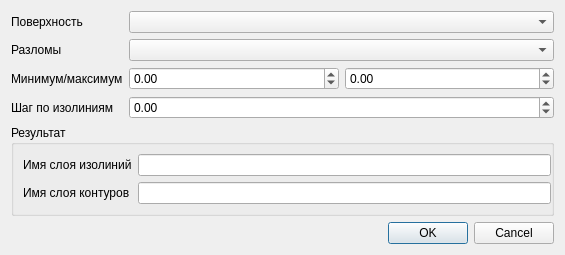
Old version of the form qgis_pds_isolines_base.ui in the repository vvkond/QGIS.
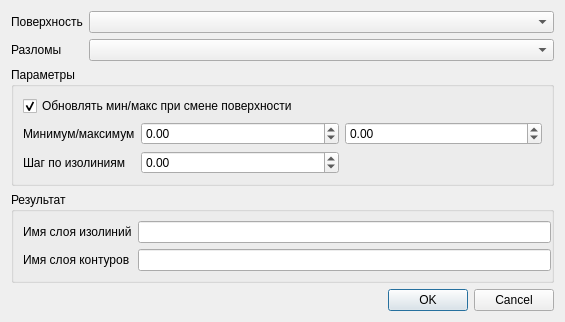
New version of the form.

Patch:
```diff
--- a/qgis_pds_isolines_base.ui
+++ b/qgis_pds_isolines_base.ui
@@ -7,14 +7,49 @@
     <x>0</x>
     <y>0</y>
     <width>565</width>
-    <height>238</height>
+    <height>288</height>
    </rect>
   </property>
   <property name="windowTitle">
    <string>Создать изолинии</string>
   </property>
   <layout class="QGridLayout" name="gridLayout" columnstretch="0,1,1">
-   <item row="6" column="1">
+   <item row="5" column="0" colspan="3">
+    <widget class="QGroupBox" name="groupBox">
+     <property name="title">
+      <string>Результат</string>
+     </property>
+     <property name="flat">
+      <bool>true</bool>
+     </property>
+     <layout class="QGridLayout" name="gridLayout_2">
+      <property name="rightMargin">
+       <number>0</number>
+      </property>
+      <item row="0" column="1">
+       <widget class="QLineEdit" name="mIsolinesLineEdit"/>
+      </item>
+      <item row="1" column="1">
+       <widget class="QLineEdit" name="mContoursLineEdit"/>
+      </item>
+      <item row="0" column="0">
+       <widget class="QLabel" name="label_4">
+        <property name="text">
+         <string>Имя слоя изолиний</string>
+        </property>
+       </widget>
+      </item>
+      <item row="1" column="0">
+       <widget class="QLabel" name="label_5">
+        <property name="text">
+         <string>Имя слоя контуров</string>
+        </property>
+       </widget>
+      </item>
+     </layout>
+    </widget>
+   </item>
+   <item row="7" column="1">
     <spacer name="verticalSpacer">
      <property name="orientation">
       <enum>Qt::Vertical</enum>
@@ -41,88 +76,13 @@
      </property>
     </widget>
    </item>
-   <item row="3" column="0">
-    <widget class="QLabel" name="label_3">
-     <property name="text">
-      <string>Шаг по изолиниям</string>
-     </property>
-    </widget>
-   </item>
-   <item row="2" column="1">
-    <widget class="QDoubleSpinBox" name="mMinSpinBox">
-     <property name="minimum">
-      <double>-999999999.000000000000000</double>
-     </property>
-     <property name="maximum">
-      <double>999999999.000000000000000</double>
-     </property>
-    </widget>
-   </item>
-   <item row="2" column="2">
-    <widget class="QDoubleSpinBox" name="mMaxSpinBox">
-     <property name="minimum">
-      <double>-999999999.000000000000000</double>
-     </property>
-     <property name="maximum">
-      <double>999999999.000000000000000</double>
-     </property>
-    </widget>
-   </item>
    <item row="1" column="1" colspan="2">
     <widget class="QComboBox" name="mFaultsComboBox"/>
    </item>
    <item row="0" column="1" colspan="2">
     <widget class="QComboBox" name="mSurfaceComboBox"/>
    </item>
-   <item row="3" column="1" colspan="2">
-    <widget class="QDoubleSpinBox" name="mStepSpinBox">
-     <property name="specialValueText">
-      <string>10 контуров</string>
-     </property>
-     <property name="minimum">
-      <double>-10000.000000000000000</double>
-     </property>
-     <property name="maximum">
-      <double>9999999.000000000000000</double>
-     </property>
-    </widget>
-   </item>
-   <item row="4" column="0" colspan="3">
-    <widget class="QGroupBox" name="groupBox">
-     <property name="title">
-      <string>Результат</string>
-     </property>
-     <property name="flat">
-      <bool>true</bool>
-     </property>
-     <layout class="QGridLayout" name="gridLayout_2">
-      <property name="rightMargin">
-       <number>0</number>
-      </property>
-      <item row="0" column="1">
-       <widget class="QLineEdit" name="mIsolinesLineEdit"/>
-      </item>
-      <item row="1" column="1">
-       <widget class="QLineEdit" name="mContoursLineEdit"/>
-      </item>
-      <item row="0" column="0">
-       <widget class="QLabel" name="label_4">
-        <property name="text">
-         <string>Имя слоя изолиний</string>
-        </property>
-       </widget>
-      </item>
-      <item row="1" column="0">
-       <widget class="QLabel" name="label_5">
-        <property name="text">
-         <string>Имя слоя контуров</string>
-        </property>
-       </widget>
-      </item>
-     </layout>
-    </widget>
-   </item>
-   <item row="7" column="0" colspan="3">
+   <item row="8" column="0" colspan="3">
     <widget class="QDialogButtonBox" name="buttonBox">
      <property name="orientation">
       <enum>Qt::Horizontal</enum>
@@ -132,11 +92,70 @@
      </property>
     </widget>
    </item>
-   <item row="2" column="0">
-    <widget class="QLabel" name="label_6">
-     <property name="text">
-      <string>Минимум/максимум</string>
+   <item row="2" column="0" colspan="3">
+    <widget class="QGroupBox" name="groupBox_2">
+     <property name="title">
+      <string>Параметры</string>
      </property>
+     <layout class="QGridLayout" name="gridLayout_3" columnstretch="0,1,1">
+      <item row="2" column="0">
+       <widget class="QLabel" name="label_3">
+        <property name="text">
+         <string>Шаг по изолиниям</string>
+        </property>
+       </widget>
+      </item>
+      <item row="1" column="0">
+       <widget class="QLabel" name="label_6">
+        <property name="text">
+         <string>Минимум/максимум</string>
+        </property>
+       </widget>
+      </item>
+      <item row="1" column="2">
+       <widget class="QDoubleSpinBox" name="mMaxSpinBox">
+        <property name="minimum">
+         <double>-999999999.000000000000000</double>
+        </property>
+        <property name="maximum">
+         <double>999999999.000000000000000</double>
+        </property>
+       </widget>
+      </item>
+      <item row="1" column="1">
+       <widget class="QDoubleSpinBox" name="mMinSpinBox">
+        <property name="minimum">
+         <double>-999999999.000000000000000</double>
+        </property>
+        <property name="maximum">
+         <double>999999999.000000000000000</double>
+        </property>
+       </widget>
+      </item>
+      <item row="2" column="1">
+       <widget class="QDoubleSpinBox" name="mStepSpinBox">
+        <property name="specialValueText">
+         <string>10 контуров</string>
+        </property>
+        <property name="minimum">
+         <double>-10000.000000000000000</double>
+        </property>
+        <property name="maximum">
+         <double>9999999.000000000000000</double>
+        </property>
+       </widget>
+      </item>
+      <item row="0" column="0" colspan="3">
+       <widget class="QCheckBox" name="mUpdateMinMax">
+        <property name="text">
+         <string>Обновлять мин/макс при смене поверхности</string>
+        </property>
+        <property name="checked">
+         <bool>true</bool>
+        </property>
+       </widget>
+      </item>
+     </layout>
     </widget>
    </item>
   </layout>
```
Left out of the diff: 9 changed lines with no effect on the pictures.
